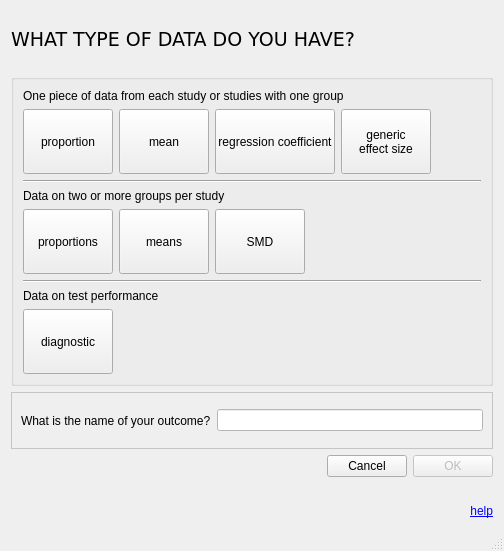
First picture: the form in create_new_projectdlg.ui, repository bwallace/OpenMeta-analyst-, before the edit.
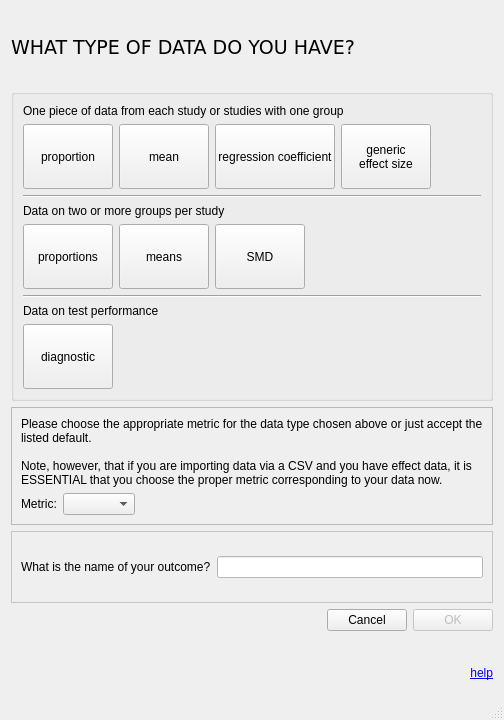
Second picture: the form after the edit. Icons and pictures are not drawn.

The edit to the form file:
```diff
--- a/create_new_projectdlg.ui
+++ b/create_new_projectdlg.ui
@@ -10,11 +10,11 @@
     <x>0</x>
     <y>0</y>
     <width>504</width>
-    <height>551</height>
+    <height>720</height>
    </rect>
   </property>
   <property name="sizePolicy">
-   <sizepolicy hsizetype="Preferred" vsizetype="MinimumExpanding">
+   <sizepolicy hsizetype="Minimum" vsizetype="Minimum">
     <horstretch>0</horstretch>
     <verstretch>0</verstretch>
    </sizepolicy>
@@ -28,7 +28,7 @@
   <property name="modal">
    <bool>false</bool>
   </property>
-  <layout class="QVBoxLayout" name="verticalLayout">
+  <layout class="QVBoxLayout" name="verticalLayout_2">
    <item>
     <widget class="QLabel" name="what_type_of_data_Label">
      <property name="minimumSize">
@@ -477,6 +477,57 @@
      <zorder>twoarm_smds_Button</zorder>
     </widget>
    </item>
+   <item>
+    <widget class="QFrame" name="metric_choice_frame">
+     <property name="frameShape">
+      <enum>QFrame::StyledPanel</enum>
+     </property>
+     <property name="frameShadow">
+      <enum>QFrame::Raised</enum>
+     </property>
+     <layout class="QVBoxLayout" name="verticalLayout">
+      <item>
+       <widget class="QLabel" name="label_3">
+        <property name="text">
+         <string>Please choose the appropriate metric for the data type chosen above or just accept the listed default.
+
+Note, however, that if you are importing data via a CSV and you have effect data, it is ESSENTIAL that you choose the proper metric corresponding to your data now.</string>
+        </property>
+        <property name="wordWrap">
+         <bool>true</bool>
+        </property>
+       </widget>
+      </item>
+      <item>
+       <layout class="QHBoxLayout" name="horizontalLayout_3">
+        <item>
+         <widget class="QLabel" name="label_6">
+          <property name="text">
+           <string>Metric:</string>
+          </property>
+         </widget>
+        </item>
+        <item>
+         <widget class="QComboBox" name="metric_cbo_box"/>
+        </item>
+        <item>
+         <spacer name="horizontalSpacer_2">
+          <property name="orientation">
+           <enum>Qt::Horizontal</enum>
+          </property>
+          <property name="sizeHint" stdset="0">
+           <size>
+            <width>40</width>
+            <height>20</height>
+           </size>
+          </property>
+         </spacer>
+        </item>
+       </layout>
+      </item>
+     </layout>
+    </widget>
+   </item>
    <item>
     <widget class="QFrame" name="outcome_name_Frame">
      <property name="enabled">
```
